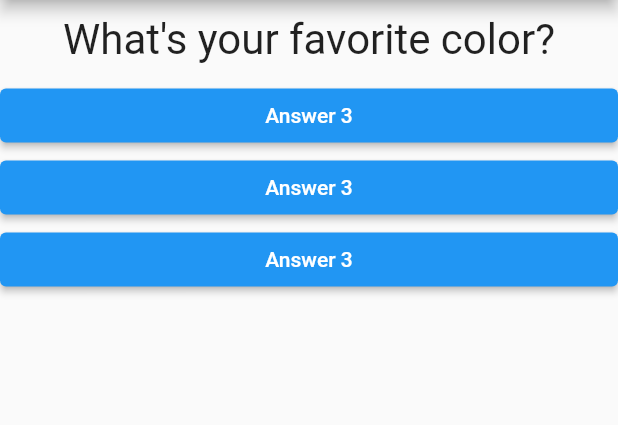
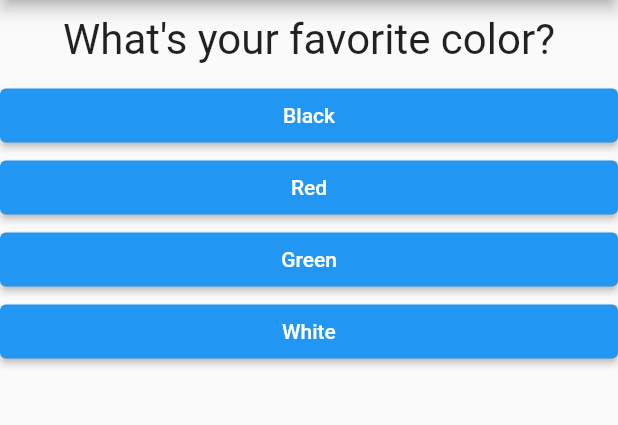
Before and after one commit to WhoStoleMyBrain/quiz_app, a Flutter app: the screen it shows after launch, on a phone screen of 412 x 824 dp, the part 84-509 px from its top. Run offline on Flutter 3.47's test engine with Material 2 defaults, Android fonts, the light colour scheme and no system bars.

Commit message:
Added mapping of lists to widgets for answer widget

```diff
--- a/lib/answer.dart
+++ b/lib/answer.dart
@@ -2,8 +2,9 @@ import 'package:flutter/material.dart';
 
 class Answer extends StatelessWidget {
   final Function selectHandler;
+  final String answerText;
 
-  Answer(this.selectHandler);
+  Answer(this.selectHandler, this.answerText);
 
   @override
   Widget build(BuildContext context) {
@@ -15,7 +16,7 @@ class Answer extends StatelessWidget {
             foregroundColor: MaterialStateProperty.all(Colors.white),
           ),
           onPressed: selectHandler,
-          child: Text('Answer 3')),
+          child: Text(answerText)),
     );
     //foregroundColor: MaterialStateProperty.all(Colors.white)
   }
--- a/lib/main.dart
+++ b/lib/main.dart
@@ -13,16 +13,25 @@ class MyApp extends StatefulWidget {
 class _MyAppState extends State<MyApp> {
   var _questionIndex = 0;
   var _questions = [
-    'What\'s your favorite color?',
-    'What\'s your favorite animal`?'
+    {
+      'questionText': 'What\'s your favorite color?',
+      'answers': ['Black', 'Red', 'Green', 'White'],
+    },
+    {
+      'questionText': 'What\'s your favorite animal`?',
+      'answers': ['Rabbit', 'Snake', 'Turtle', 'Dog'],
+    },
+    {
+      'questionText': 'What is the second letter of the alphabet?',
+      'answers': ['A: B', 'B: A', 'C: D', 'D: C'],
+    }
   ];
 
   void answerQuestion() {
     setState(() {
       if (_questionIndex < _questions.length - 1) {
         _questionIndex++;
-      }
-      else {
+      } else {
         _questionIndex = 0;
       }
     });
@@ -31,7 +40,6 @@ class _MyAppState extends State<MyApp> {
 
   @override
   Widget build(BuildContext context) {
-
     return MaterialApp(
       home: Scaffold(
         appBar: AppBar(
@@ -39,10 +47,11 @@ class _MyAppState extends State<MyApp> {
         ),
         body: Column(
           children: [
-            Question(_questions[_questionIndex]),
-            Answer(answerQuestion),
-            Answer(answerQuestion),
-            Answer(answerQuestion),
+            Question(_questions[_questionIndex]['questionText']),
+            ...(_questions[_questionIndex]['answers'] as List<String>)
+                .map((answer) {
+              return Answer(answerQuestion, answer);
+            }).toList()
           ],
         ),
       ),
```
